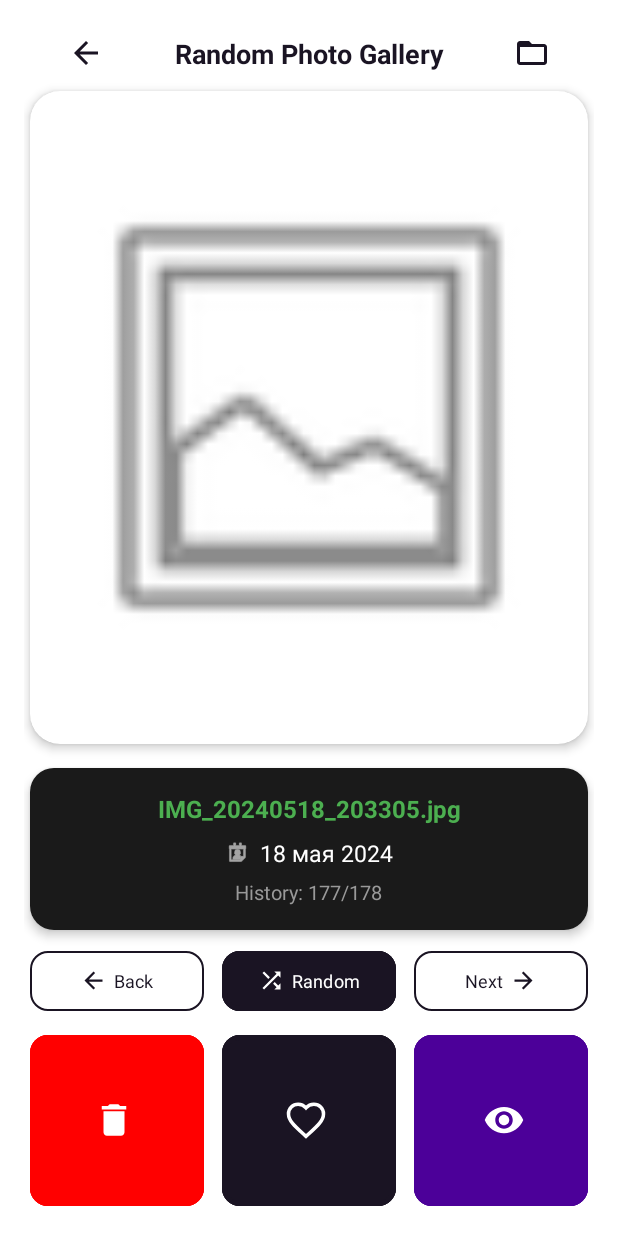
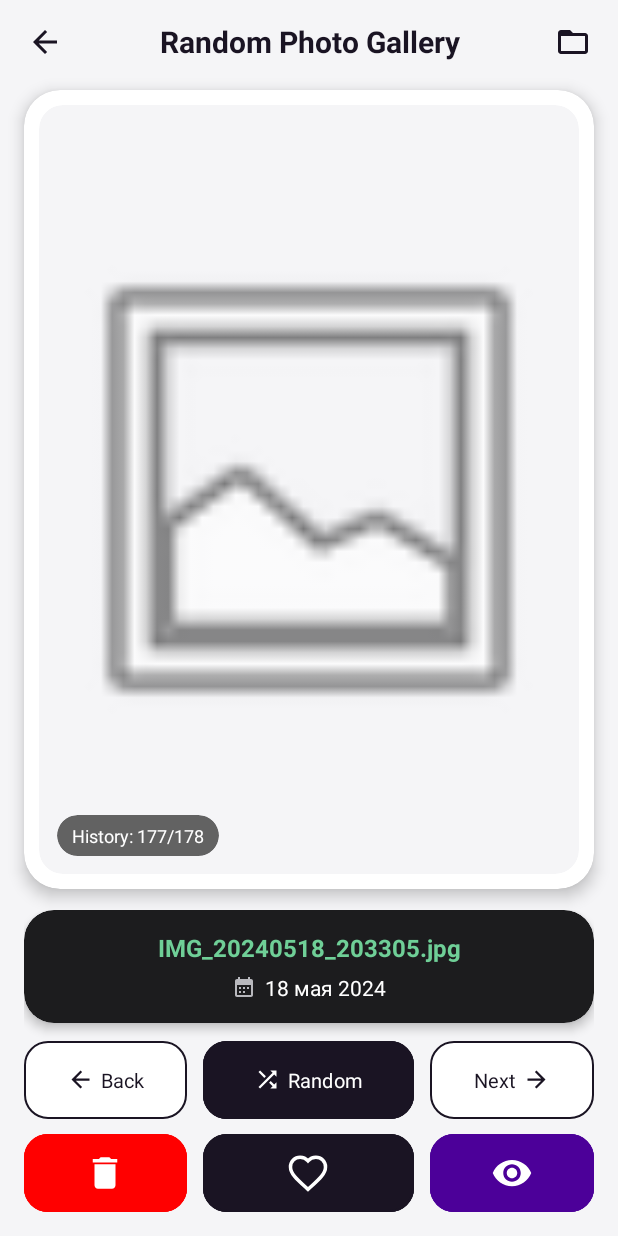
Before and after one commit to AnnaMorza/MyPhotosApp, an Android app: the RandomGalleryActivity screen opened directly, with no data from a screen before it, on a phone screen of 412 x 824 dp. Run offline under Robolectric (Android 15) with nearby library versions, the phone set to English and light mode, and no system bars; libraries missing offline, so code that uses them is left out: com.github.chrisbanes.photoview; plain views replace PhotoView; Roboto replaces fonts that are not available here; 2 statements that could not run were skipped.

Commit message:
(Страницы для рандома)

```diff
--- /dev/null
+++ b/app/src/main/res/drawable/ic_calendar_24.xml
@@ -0,0 +1,9 @@
+<vector xmlns:android="http://schemas.android.com/apk/res/android"
+    android:width="24dp"
+    android:height="24dp"
+    android:viewportWidth="24"
+    android:viewportHeight="24">
+    <path
+        android:fillColor="#FFFFFF"
+        android:pathData="M19,4h-1V2h-2v2H8V2H6v2H5C3.89,4 3.01,4.9 3.01,6L3,20c0,1.1 0.89,2 2,2h14c1.1,0 2,-0.9 2,-2V6c0,-1.1 -0.9,-2 -2,-2zM19,20H5V10h14v10zM9,14H7v-2h2v2zM13,14h-2v-2h2v2zM17,14h-2v-2h2v2zM9,18H7v-2h2v2zM13,18h-2v-2h2v2z" />
+</vector>
--- a/app/src/main/res/layout/activity_random_gallery.xml
+++ b/app/src/main/res/layout/activity_random_gallery.xml
@@ -5,41 +5,32 @@
     android:id="@+id/main"
     android:layout_width="match_parent"
     android:layout_height="match_parent"
-    android:background="@color/white"
+    android:background="@color/screen_bg"
+    android:fitsSystemWindows="true"
+    tools:context=".screen_activities.RandomGalleryActivity">
 
-    android:padding="16dp"
-
-
-    tools:context=".MainActivity">
-
-    <!-- ==== Верхняя панель: гамбургер + заголовок ==== -->
-
+    <!-- ==== Верхняя панель: назад + заголовок + папка ==== -->
     <LinearLayout
         android:id="@+id/toolbar"
-        android:layout_width="353dp"
-        android:layout_height="39dp"
-
-        android:layout_marginBottom="24dp"
-        android:paddingStart="16dp"
-        android:paddingEnd="16dp"
-
-        android:background="@color/white"
+        android:layout_width="0dp"
+        android:layout_height="56dp"
         android:gravity="center_vertical"
         android:orientation="horizontal"
+        android:paddingHorizontal="8dp"
         app:layout_constraintEnd_toEndOf="parent"
         app:layout_constraintStart_toStartOf="parent"
         app:layout_constraintTop_toTopOf="parent">
 
-        <!-- Левая иконка (стрелка назад) -->
         <ImageView
             android:id="@+id/menuIcon"
-            android:layout_width="24dp"
-            android:layout_height="24dp"
+            android:layout_width="44dp"
+            android:layout_height="44dp"
+            android:background="?attr/selectableItemBackgroundBorderless"
             android:contentDescription="Back"
+            android:padding="10dp"
             android:src="@drawable/arrow_back_24"
             app:tint="@color/black" />
 
-        <!-- Заголовок (растягивается между иконками) -->
         <TextView
             android:id="@+id/titleText"
             android:layout_width="0dp"
@@ -48,107 +39,138 @@
             android:gravity="center"
             android:text="Random Photo Gallery"
             android:textColor="@color/black"
-            android:textSize="18sp"
+            android:textSize="20sp"
             android:textStyle="bold" />
 
-        <!-- Правая иконка (папка) -->
         <ImageView
             android:id="@+id/folderIcon"
-            android:layout_width="24dp"
-            android:layout_height="24dp"
+            android:layout_width="44dp"
+            android:layout_height="44dp"
+            android:background="?attr/selectableItemBackgroundBorderless"
             android:contentDescription="Folder"
+            android:padding="10dp"
             android:src="@drawable/folder_24"
             app:tint="@color/black" />
 
     </LinearLayout>
 
-    <!-- ==== Карточка с фото ==== -->
-
+    <!-- ==== Карточка с фото: занимает всё свободное место между панелями ==== -->
     <androidx.cardview.widget.CardView
         android:id="@+id/photoCard"
         android:layout_width="0dp"
         android:layout_height="0dp"
-        android:layout_marginTop="5dp"
-        android:layout_marginStart="4dp"
-        android:layout_marginEnd="4dp"
-        app:cardCornerRadius="20dp"
-        app:cardElevation="4dp"
+        android:layout_marginStart="16dp"
+        android:layout_marginTop="4dp"
+        android:layout_marginEnd="16dp"
+        android:layout_marginBottom="14dp"
         app:cardBackgroundColor="@color/white"
-        app:layout_constraintTop_toBottomOf="@id/toolbar"
+        app:cardCornerRadius="24dp"
+        app:cardElevation="6dp"
+        app:layout_constraintBottom_toTopOf="@id/bottomPanel"
+        app:layout_constraintEnd_toEndOf="parent"
         app:layout_constraintStart_toStartOf="parent"
-        app:layout_constraintEnd_toEndOf="parent"
-        app:layout_constraintHeight_percent="0.55">
+        app:layout_constraintTop_toBottomOf="@id/toolbar">
 
-        <androidx.constraintlayout.widget.ConstraintLayout
+        <!-- Внутренняя карточка скругляет углы самого фото -->
+        <androidx.cardview.widget.CardView
             android:layout_width="match_parent"
             android:layout_height="match_parent"
-            android:padding="16dp">
+            android:layout_margin="10dp"
+            app:cardBackgroundColor="@color/screen_bg"
+            app:cardCornerRadius="16dp"
+            app:cardElevation="0dp">
 
-            <!-- Заглушка вместо фото -->
             <com.github.chrisbanes.photoview.PhotoView
                 android:id="@+id/imageView"
-                android:layout_width="0dp"
-                android:layout_height="0dp"
-                android:background="#ffffff"
+                android:layout_width="match_parent"
+                android:layout_height="match_parent"
+                android:contentDescription="Photo placeholder"
                 android:scaleType="fitCenter"
-                android:src="@android:drawable/ic_menu_gallery"
-                android:contentDescription="Photo placeholder"
-                app:layout_constraintTop_toTopOf="parent"
-                app:layout_constraintStart_toStartOf="parent"
-                app:layout_constraintEnd_toEndOf="parent"
-                app:layout_constraintBottom_toBottomOf="parent" />
+                android:src="@android:drawable/ic_menu_gallery" />
 
-        </androidx.constraintlayout.widget.ConstraintLayout>
+            <!-- Счётчик истории поверх фото -->
+            <androidx.cardview.widget.CardView
+                android:layout_width="wrap_content"
+                android:layout_height="wrap_content"
+                android:layout_gravity="bottom|start"
+                android:layout_margin="12dp"
+                app:cardBackgroundColor="@color/overlay_dark"
+                app:cardCornerRadius="14dp"
+                app:cardElevation="0dp">
+
+                <TextView
+                    android:id="@+id/historyText"
+                    android:layout_width="wrap_content"
+                    android:layout_height="wrap_content"
+                    android:paddingHorizontal="10dp"
+                    android:paddingVertical="5dp"
+                    android:text="History: 177/178"
+                    android:textColor="@color/white"
+                    android:textSize="12sp" />
 
             </androidx.cardview.widget.CardView>
 
-    <!-- ==== Тёмный блок с информацией о фото ==== -->
+        </androidx.cardview.widget.CardView>
+
+    </androidx.cardview.widget.CardView>
+
+    <!-- ==== Нижняя панель: инфо + две строки кнопок ==== -->
+    <LinearLayout
+        android:id="@+id/bottomPanel"
+        android:layout_width="0dp"
+        android:layout_height="wrap_content"
+        android:orientation="vertical"
+        android:paddingStart="16dp"
+        android:paddingEnd="16dp"
+        android:paddingBottom="16dp"
+        app:layout_constraintBottom_toBottomOf="parent"
+        app:layout_constraintEnd_toEndOf="parent"
+        app:layout_constraintStart_toStartOf="parent">
+
+        <!-- Тёмная карточка с именем файла и датой -->
+        <androidx.cardview.widget.CardView
+            android:id="@+id/infoContainer"
+            android:layout_width="match_parent"
+            android:layout_height="wrap_content"
+            android:layout_marginBottom="12dp"
+            app:cardBackgroundColor="@color/card_dark"
+            app:cardCornerRadius="20dp"
+            app:cardElevation="4dp">
 
             <LinearLayout
-        android:id="@+id/infoContainer"
-        android:layout_width="0dp"
+                android:layout_width="match_parent"
                 android:layout_height="wrap_content"
-        android:layout_marginTop="16dp"
-        android:background="@drawable/bg_info_rounded"
-        android:elevation="4dp"
+                android:gravity="center_horizontal"
                 android:orientation="vertical"
-        android:gravity="center_horizontal"
-        android:paddingVertical="16dp"
-        android:layout_marginStart="4dp"
-        android:layout_marginEnd="4dp"
-        app:layout_constraintTop_toBottomOf="@id/photoCard"
-        app:layout_constraintStart_toStartOf="parent"
-        app:layout_constraintEnd_toEndOf="parent">
+                android:paddingHorizontal="20dp"
+                android:paddingVertical="14dp">
 
                 <TextView
                     android:id="@+id/fileNameText"
                     android:layout_width="match_parent"
                     android:layout_height="wrap_content"
-            android:layout_marginStart="20dp"
-            android:layout_marginEnd="20dp"
+                    android:ellipsize="end"
                     android:gravity="center"
                     android:maxLines="1"
-            android:ellipsize="end"
-            android:singleLine="true"
                     android:text="IMG_20240518_203305.jpg"
-            android:textColor="#4CAF50"
+                    android:textColor="#6FCF97"
                     android:textSize="16sp"
                     android:textStyle="bold" />
 
                 <LinearLayout
                     android:layout_width="wrap_content"
                     android:layout_height="wrap_content"
-            android:layout_marginTop="8dp"
+                    android:layout_marginTop="6dp"
                     android:gravity="center_vertical"
                     android:orientation="horizontal">
 
                     <ImageView
-                android:layout_width="18dp"
-                android:layout_height="18dp"
+                        android:layout_width="16dp"
+                        android:layout_height="16dp"
                         android:layout_marginEnd="6dp"
-                android:src="@android:drawable/ic_menu_my_calendar"
-                app:tint="@color/white"
-                android:contentDescription="Date" />
+                        android:contentDescription="Date"
+                        android:src="@drawable/ic_calendar_24"
+                        app:tint="#B8B8BD" />
 
                     <TextView
                         android:id="@+id/dateText"
@@ -156,50 +178,38 @@
                         android:layout_height="wrap_content"
                         android:text="18 мая 2024"
                         android:textColor="@color/white"
-                android:textSize="15sp" />
+                        android:textSize="14sp" />
 
                 </LinearLayout>
 
-        <TextView
-            android:id="@+id/historyText"
-            android:layout_width="wrap_content"
-            android:layout_height="wrap_content"
-            android:layout_marginTop="6dp"
-            android:text="History: 177/178"
-            android:textColor="#999999"
-            android:textSize="13sp" />
-
             </LinearLayout>
 
-    <!-- ==== Ряд кнопок Back / Random / Next ==== -->
+        </androidx.cardview.widget.CardView>
 
+        <!-- Back / Random / Next -->
         <LinearLayout
             android:id="@+id/buttonRow"
-        android:layout_width="0dp"
-        android:layout_height="wrap_content"
-        android:layout_marginTop="10dp"
-        android:orientation="horizontal"
-        android:weightSum="3"
-        app:layout_constraintTop_toBottomOf="@id/infoContainer"
-        app:layout_constraintStart_toStartOf="parent"
-        app:layout_constraintEnd_toEndOf="parent">
+            android:layout_width="match_parent"
+            android:layout_height="52dp"
+            android:orientation="horizontal">
 
             <com.google.android.material.button.MaterialButton
                 android:id="@+id/backButton"
                 style="@style/RandomButtonStyle"
                 android:layout_width="0dp"
-            android:layout_height="48dp"
+                android:layout_height="match_parent"
+                android:layout_marginEnd="5dp"
                 android:layout_weight="1"
-            android:layout_marginStart="4dp"
-            android:layout_marginEnd="6dp"
                 android:backgroundTint="@color/white"
+                android:insetTop="0dp"
+                android:insetBottom="0dp"
+                android:maxLines="1"
                 android:paddingStart="6dp"
                 android:paddingEnd="6dp"
                 android:text="Back"
                 android:textColor="@color/black"
-            android:textSize="12sp"
-
-            app:cornerRadius="12dp"
+                android:textSize="13sp"
+                app:cornerRadius="16dp"
                 app:icon="@drawable/arrow_back_24"
                 app:iconGravity="textStart"
                 app:iconPadding="4dp"
@@ -211,38 +221,43 @@
                 android:id="@+id/randomButton"
                 style="@style/RandomButtonStyle"
                 android:layout_width="0dp"
-            android:layout_height="48dp"
-            android:layout_marginHorizontal="6dp"
-            android:layout_weight="1"
+                android:layout_height="match_parent"
+                android:layout_marginHorizontal="5dp"
+                android:layout_weight="1.3"
                 android:backgroundTint="@color/black"
+                android:insetTop="0dp"
+                android:insetBottom="0dp"
+                android:maxLines="1"
                 android:paddingStart="6dp"
                 android:paddingEnd="6dp"
                 android:text="Random"
                 android:textColor="@color/white"
-            android:textSize="12sp"
-            app:cornerRadius="12dp"
+                android:textSize="13sp"
+                app:cornerRadius="16dp"
                 app:icon="@drawable/shuffle_24"
                 app:iconGravity="textStart"
                 app:iconPadding="4dp"
                 app:iconTint="@color/white"
                 app:strokeColor="@color/black"
-            app:strokeWidth="3dp" />
+                app:strokeWidth="1dp" />
 
             <com.google.android.material.button.MaterialButton
                 android:id="@+id/nextButton"
                 style="@style/RandomButtonStyle"
                 android:layout_width="0dp"
-            android:layout_height="48dp"
+                android:layout_height="match_parent"
+                android:layout_marginStart="5dp"
                 android:layout_weight="1"
-            android:layout_marginStart="6dp"
-            android:layout_marginEnd="4dp"
                 android:backgroundTint="@color/white"
+                android:insetTop="0dp"
+                android:insetBottom="0dp"
+                android:maxLines="1"
                 android:paddingStart="6dp"
                 android:paddingEnd="6dp"
                 android:text="Next"
                 android:textColor="@color/black"
-            android:textSize="12sp"
-            app:cornerRadius="12dp"
+                android:textSize="13sp"
+                app:cornerRadius="16dp"
                 app:icon="@drawable/arrow_forward_24"
                 app:iconGravity="textEnd"
                 app:iconPadding="4dp"
@@ -252,43 +267,33 @@
 
         </LinearLayout>
 
-    <!-- ==== Ряд кнопок: Delete / Like / View ==== -->
-
+        <!-- Delete / Like / Hide -->
         <LinearLayout
             android:id="@+id/actionRow"
-        android:layout_width="0dp"
-        android:layout_height="0dp"
-        android:layout_marginTop="8dp"
-        android:orientation="horizontal"
-        android:weightSum="3"
-        app:layout_constraintTop_toBottomOf="@id/buttonRow"
-        app:layout_constraintBottom_toBottomOf="parent"
-        app:layout_constraintStart_toStartOf="parent"
-        app:layout_constraintEnd_toEndOf="parent">
+            android:layout_width="match_parent"
+            android:layout_height="52dp"
+            android:layout_marginTop="10dp"
+            android:orientation="horizontal">
 
             <com.google.android.material.button.MaterialButton
                 android:id="@+id/deleteButton"
                 style="@style/RandomButtonStyle"
                 android:layout_width="0dp"
                 android:layout_height="match_parent"
+                android:layout_marginEnd="5dp"
                 android:layout_weight="1"
-            android:layout_marginStart="4dp"
-            android:layout_marginEnd="6dp"
-
+                android:backgroundTint="@color/red_delete"
+                android:insetTop="0dp"
+                android:insetBottom="0dp"
+                android:paddingStart="6dp"
+                android:paddingEnd="6dp"
+                app:cornerRadius="16dp"
                 app:icon="@drawable/delete_24"
+                app:iconGravity="textStart"
+                app:iconPadding="0dp"
                 app:iconSize="@dimen/icon_size"
-
-            android:backgroundTint="@color/red_delete"
-            android:textColor="@color/red_delete"
                 app:iconTint="@color/white"
                 app:strokeColor="@color/red_delete"
-
-            android:paddingStart="6dp"
-            android:paddingEnd="6dp"
-            android:textSize="12sp"
-            app:cornerRadius="12dp"
-            app:iconGravity="textStart"
-            app:iconPadding="4dp"
                 app:strokeWidth="1dp" />
 
             <com.google.android.material.button.MaterialButton
@@ -296,44 +301,44 @@
                 style="@style/RandomButtonStyle"
                 android:layout_width="0dp"
                 android:layout_height="match_parent"
-            android:layout_marginHorizontal="6dp"
-            android:layout_weight="1"
+                android:layout_marginHorizontal="5dp"
+                android:layout_weight="1.3"
+                android:backgroundTint="@color/black"
+                android:insetTop="0dp"
+                android:insetBottom="0dp"
                 android:paddingStart="6dp"
                 android:paddingEnd="6dp"
-            android:textSize="12sp"
-            app:cornerRadius="12dp"
-            app:iconPadding="4dp"
+                app:cornerRadius="16dp"
+                app:icon="@drawable/ic_heart_outline"
                 app:iconGravity="textStart"
-            app:icon="@drawable/ic_heart_outline"
+                app:iconPadding="0dp"
                 app:iconSize="@dimen/icon_size"
                 app:iconTint="@color/white"
-            android:backgroundTint="@color/black"
                 app:strokeColor="@color/black"
-            android:textColor="@color/white"
-            app:strokeWidth="3dp" />
+                app:strokeWidth="1dp" />
 
             <com.google.android.material.button.MaterialButton
                 android:id="@+id/viewButton"
                 style="@style/RandomButtonStyle"
                 android:layout_width="0dp"
                 android:layout_height="match_parent"
+                android:layout_marginStart="5dp"
                 android:layout_weight="1"
-            android:layout_marginStart="6dp"
-            android:layout_marginEnd="4dp"
+                android:backgroundTint="@color/eye"
+                android:insetTop="0dp"
+                android:insetBottom="0dp"
                 android:paddingStart="6dp"
                 android:paddingEnd="6dp"
-            app:iconPadding="4dp"
-            app:strokeWidth="1dp"
-            app:iconGravity="textEnd"
-            android:textSize="12sp"
-            app:cornerRadius="12dp"
-            android:backgroundTint="@color/eye"
-            android:textColor="@color/black"
+                app:cornerRadius="16dp"
+                app:icon="@drawable/visibility"
+                app:iconGravity="textStart"
+                app:iconPadding="0dp"
+                app:iconSize="@dimen/icon_size"
                 app:iconTint="@color/white"
                 app:strokeColor="@color/eye"
+                app:strokeWidth="1dp" />
 
-            app:iconSize="@dimen/icon_size"
-            app:icon="@drawable/visibility" />
+        </LinearLayout>
 
     </LinearLayout>
 
--- a/app/src/main/res/values/colors.xml
+++ b/app/src/main/res/values/colors.xml
@@ -6,7 +6,10 @@
     <color name="red_delete">#FF0000</color>
     <color name="eye">#4C0099</color>
     <color name="like">#FF00FF</color>
-
+    <!-- Добавьте эти три строки внутрь <resources> в res/values/colors.xml -->
+    <color name="screen_bg">#F5F5F7</color>
+    <color name="card_dark">#1C1C1E</color>
+    <color name="overlay_dark">#99000000</color>
     <color name="random">#1F0036</color>  <!-- как black -->
 </resources>
 <!--темные цвета-->
```
Lines whose indentation alone changed are shown as unchanged.
